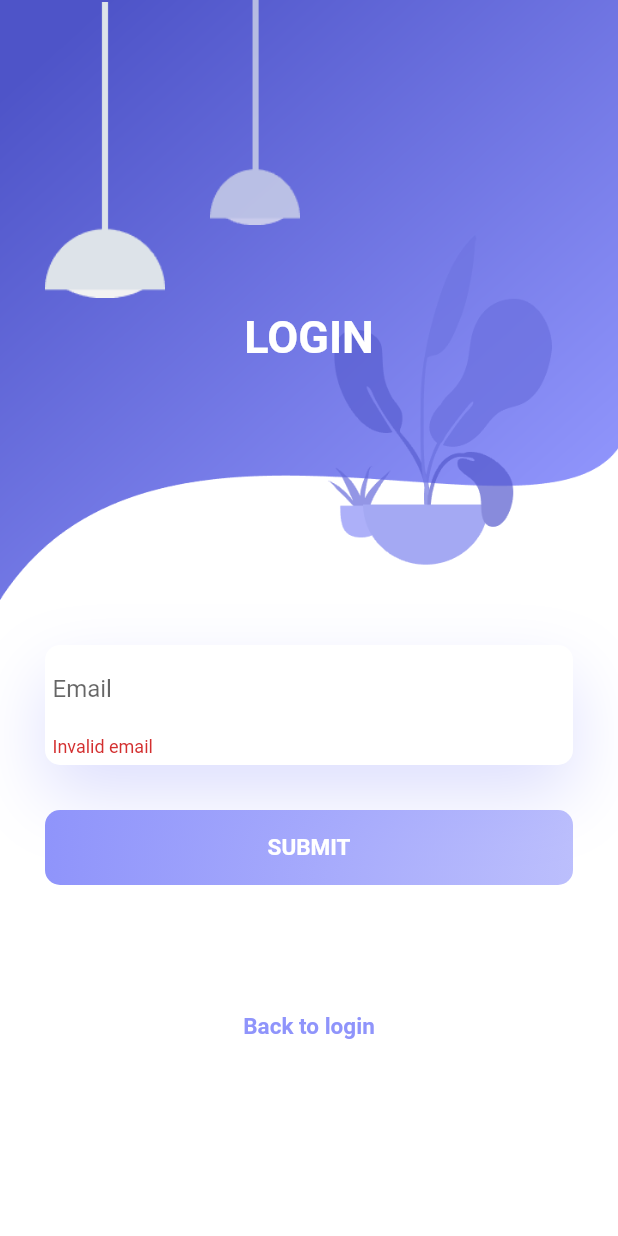
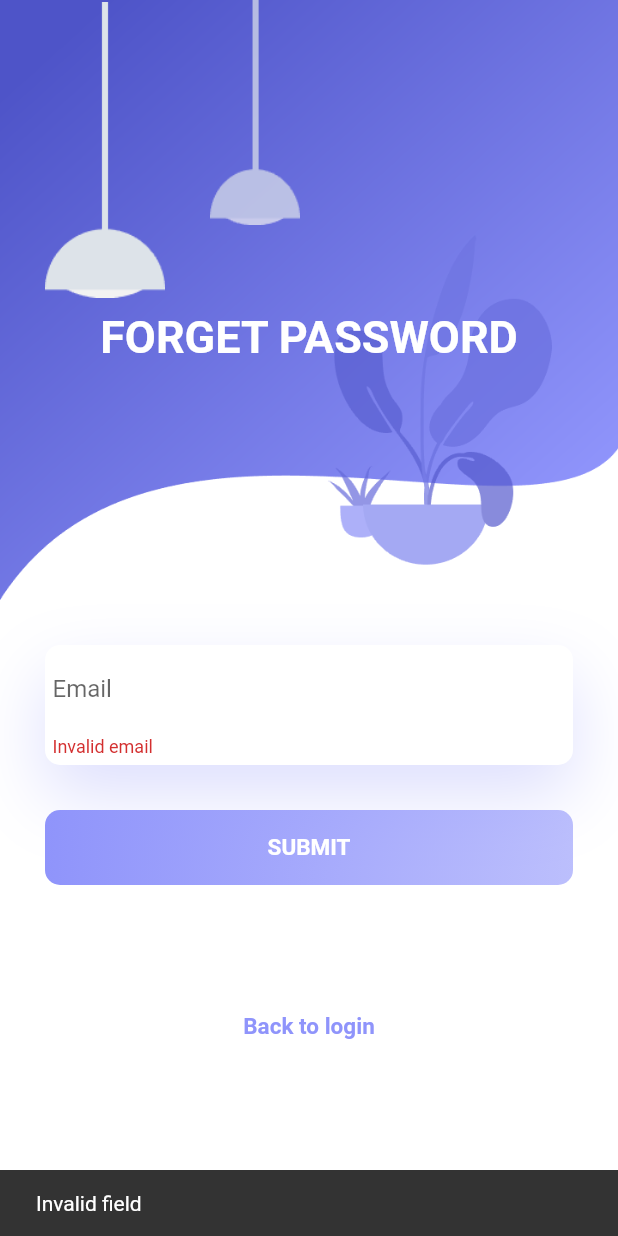
Before and after one commit to thirvusoft/money-manager, a Flutter app: the forget_password screen opened directly, after a tap on "SUBMIT", on a phone screen of 412 x 824 dp. Run offline on Flutter 3.47's test engine with Material 2 defaults, Android fonts, the phone set to English and light mode, and no system bars; our stand-ins replace flutter_login, font_awesome_flutter, shared_preferences, simple_animations; missing offline and left inert: grafpix; accounts and stored records are empty.

Commit message:
Money Managerapp basic screens

```diff
--- a/lib/main.dart
+++ b/lib/main.dart
@@ -1,4 +1,5 @@
 import 'package:flutter/material.dart';
+import 'package:money_manager/views/screens/profile.dart';
 
 import 'views/screens/Settings/samplebutton.dart';
 import 'views/screens/loginScreen.dart';
--- a/lib/views/screens/Settings/Asset.dart
+++ b/lib/views/screens/Settings/Asset.dart
@@ -22,7 +22,7 @@ class _AssetState extends State<Asset> {
   final formKey = GlobalKey<FormState>();
 
   List mycard = [
-    Mycard(PixIcon.fa_medal, '', false),
+    Mycard(PixIcon.fa_medal, 'kk', false),
     Mycard(PixIcon.maintenance, '', false),
     Mycard(PixIcon.fa_book, '', false),
     Mycard(Icons.people_outline, '', false),
--- a/lib/views/screens/Settings/searchbar.dart
+++ b/lib/views/screens/Settings/searchbar.dart
@@ -1,91 +1,91 @@
-import 'package:flutter/material.dart';
+// import 'package:flutter/material.dart';
 
-void main() {
-  runApp(MyApp());
-}
+// void main() {
+//   runApp(MyApp());
+// }
 
-class MyApp extends StatelessWidget {
-  @override
-  Widget build(BuildContext context) {
-    return MaterialApp(
-      home: Scaffold(
-        appBar: AppBar(
-          title: const Text('Expandable ListView'),
-        ),
-        body: ListView.builder(
-          itemBuilder: (BuildContext context, int index) =>
-              EntryItem(data[index]),
-          itemCount: data.length,
-        ),
-      ),
-    );
-  }
-}
+// class MyApp extends StatelessWidget {
+//   @override
+//   Widget build(BuildContext context) {
+//     return MaterialApp(
+//       home: Scaffold(
+//         appBar: AppBar(
+//           title: const Text('Expandable ListView'),
+//         ),
+//         body: ListView.builder(
+//           itemBuilder: (BuildContext context, int index) =>
+//               EntryItem(data[index]),
+//           itemCount: data.length,
+//         ),
+//       ),
+//     );
+//   }
+// }
 
-class Entry {
-  Entry(this.title, [this.children = const <Entry>[]]);
+// class Entry {
+//   Entry(this.title, [this.children = const <Entry>[]]);
 
-  final String title;
-  final List<Entry> children;
-}
+//   final String title;
+//   final List<Entry> children;
+// }
 
-final List<Entry> data = <Entry>[
-  Entry(
-    'Heading 1',
-    <Entry>[
-      Entry(
-        'Sub Heading 1',
-        <Entry>[
-          Entry('Row 1'),
-          Entry('Row 2'),
-          Entry('Row 3'),
-        ],
-      ),
-      Entry('Sub Heading 2'),
-      Entry('Sub Heading 3'),
-    ],
-  ),
-  Entry(
-    'Heading 2',
-    <Entry>[
-      Entry('Sub Heading 1'),
-      Entry('Sub Heading 2'),
-    ],
-  ),
-  Entry(
-    'Heading 3',
-    <Entry>[
-      Entry('Sub Heading 1'),
-      Entry('Sub Heading 2'),
-      Entry(
-        'Sub Heading 3',
-        <Entry>[
-          Entry('Row 1'),
-          Entry('Row 2'),
-          Entry('Row 3'),
-          Entry('Row 4'),
-        ],
-      ),
-    ],
-  ),
-];
+// final List<Entry> data = <Entry>[
+//   Entry(
+//     'Heading 1',
+//     <Entry>[
+//       Entry(
+//         'Sub Heading 1',
+//         <Entry>[
+//           Entry('Row 1'),
+//           Entry('Row 2'),
+//           Entry('Row 3'),
+//         ],
+//       ),
+//       Entry('Sub Heading 2'),
+//       Entry('Sub Heading 3'),
+//     ],
+//   ),
+//   Entry(
+//     'Heading 2',
+//     <Entry>[
+//       Entry('Sub Heading 1'),
+//       Entry('Sub Heading 2'),
+//     ],
+//   ),
+//   Entry(
+//     'Heading 3',
+//     <Entry>[
+//       Entry('Sub Heading 1'),
+//       Entry('Sub Heading 2'),
+//       Entry(
+//         'Sub Heading 3',
+//         <Entry>[
+//           Entry('Row 1'),
+//           Entry('Row 2'),
+//           Entry('Row 3'),
+//           Entry('Row 4'),
+//         ],
+//       ),
+//     ],
+//   ),
+// ];
 
-class EntryItem extends StatelessWidget {
-  const EntryItem(this.entry);
+// class EntryItem extends StatelessWidget {
+//   const EntryItem(this.entry);
 
-  final Entry entry;
+//   final Entry entry;
 
-  Widget _buildTiles(Entry root) {
-    if (root.children.isEmpty) return ListTile(title: Text(root.title));
-    return ExpansionTile(
-      key: PageStorageKey<Entry>(root),
-      title: Text(root.title),
-      children: root.children.map(_buildTiles).toList(),
-    );
-  }
+//   Widget _buildTiles(Entry root) {
+//     if (root.children.isEmpty) return ListTile(title: Text(root.title));
+//     return ExpansionTile(
+//       key: PageStorageKey<Entry>(root),
+//       title: Text(root.title),
+//       children: root.children.map(_buildTiles).toList(),
+//     );
+//   }
 
-  @override
-  Widget build(BuildContext context) {
-    return _buildTiles(entry);
-  }
-}
+//   @override
+//   Widget build(BuildContext context) {
+//     return _buildTiles(entry);
+//   }
+// }
--- a/lib/views/screens/forgetpasswordscreen.dart
+++ b/lib/views/screens/forgetpasswordscreen.dart
@@ -1,6 +1,11 @@
+import 'dart:async';
+import 'dart:convert';
+
 import 'package:flutter/material.dart';
 import 'package:money_manager/views/screens/Animation/FadeAnimation.dart';
 import 'package:money_manager/views/screens/loginScreen.dart';
+import 'package:http/http.dart' as http;
+import 'package:shared_preferences/shared_preferences.dart';
 
 class forget_password extends StatefulWidget {
   const forget_password({Key? key}) : super(key: key);
@@ -11,6 +16,8 @@ class forget_password extends StatefulWidget {
 
 class _forget_passwordState extends State<forget_password> {
   final formKey = GlobalKey<FormState>();
+  var emailcontroller = TextEditingController();
+
   @override
   Widget build(BuildContext context) {
     return Scaffold(
@@ -20,7 +27,7 @@ class _forget_passwordState extends State<forget_password> {
           children: [
             Container(
               height: 400,
-              decoration: BoxDecoration(
+              decoration: const BoxDecoration(
                   image: DecorationImage(
                       image: AssetImage('assets/images/background.png'),
                       fit: BoxFit.fill)),
@@ -31,7 +38,7 @@ class _forget_passwordState extends State<forget_password> {
                       width: 80,
                       height: 200,
                       child: Container(
-                        decoration: BoxDecoration(
+                        decoration: const BoxDecoration(
                             image: DecorationImage(
                                 image:
                                     AssetImage('assets/images/light-1.png'))),
@@ -41,7 +48,7 @@ class _forget_passwordState extends State<forget_password> {
                       width: 80,
                       height: 150,
                       child: Container(
-                        decoration: BoxDecoration(
+                        decoration: const BoxDecoration(
                             image: DecorationImage(
                                 image:
                                     AssetImage('assets/images/light-2.png'))),
@@ -50,10 +57,10 @@ class _forget_passwordState extends State<forget_password> {
                       0.5,
                       Positioned(
                           child: Container(
-                        margin: EdgeInsets.only(top: 50),
-                        child: Center(
+                        margin: const EdgeInsets.only(top: 50),
+                        child: const Center(
                           child: Text(
-                            "LOGIN",
+                            "FORGET PASSWORD",
                             style: TextStyle(
                                 color: Colors.white,
                                 fontSize: 30,
@@ -65,16 +72,16 @@ class _forget_passwordState extends State<forget_password> {
               ),
             ),
             Padding(
-              padding: EdgeInsets.all(30.0),
+              padding: const EdgeInsets.all(30.0),
               child: Column(
                 children: [
                   Container(
-                    padding: EdgeInsets.all(5),
+                    padding: const EdgeInsets.all(5),
                     decoration: BoxDecoration(
                         color: Colors.white,
                         borderRadius: BorderRadius.circular(10),
                         boxShadow: [
-                          BoxShadow(
+                          const BoxShadow(
                               color: Color.fromRGBO(143, 148, 251, .3),
                               blurRadius: 40.0,
                               offset: Offset(0, 20)),
@@ -86,7 +93,8 @@ class _forget_passwordState extends State<forget_password> {
                             FadeAnimation(
                               1,
                               TextFormField(
-                                decoration: InputDecoration(
+                                controller: emailcontroller,
+                                decoration: const InputDecoration(
                                   border: InputBorder.none,
                                   hintText: "Email",
                                 ),
@@ -105,7 +113,7 @@ class _forget_passwordState extends State<forget_password> {
                           ],
                         )),
                   ),
-                  SizedBox(
+                  const SizedBox(
                     height: 30,
                   ),
                   FadeAnimation(
@@ -114,7 +122,7 @@ class _forget_passwordState extends State<forget_password> {
                         height: 50,
                         decoration: BoxDecoration(
                             borderRadius: BorderRadius.circular(10),
-                            gradient: LinearGradient(colors: [
+                            gradient: const LinearGradient(colors: [
                               Color.fromRGBO(143, 148, 251, 1),
                               Color.fromRGBO(143, 148, 251, .6),
                             ])),
@@ -124,6 +132,10 @@ class _forget_passwordState extends State<forget_password> {
                               textStyle: const TextStyle(fontSize: 20),
                             ),
                             onPressed: () {
+                              print("login");
+                              // reset_password();
+                              login();
+
                               if (formKey.currentState!.validate()) {
                                 ScaffoldMessenger.of(context).showSnackBar(
                                     SnackBar(
@@ -142,7 +154,7 @@ class _forget_passwordState extends State<forget_password> {
                           ),
                         ),
                       )),
-                  SizedBox(
+                  const SizedBox(
                     height: 70,
                   ),
                   FadeAnimation(
@@ -175,4 +187,35 @@ class _forget_passwordState extends State<forget_password> {
       ),
     );
   }
+
+  Future<void> login() async {
+    if (emailcontroller.text.isNotEmpty) {
+      var response = await http.post(
+          Uri.parse(
+              "http://192.168.24.101:8000/api/method/frappe.core.doctype.user.user.reset_password?user=cgokul133@gmail.com"),
+          body: ({
+            'email': emailcontroller.text,
+            // 'password': passwordcontroller.text,
+          }));
+      //print(object);
+      print(response);
+      if (response.statusCode == 200) {
+        //print(response);
+        print('email');
+        //  print('password');
+        Navigator.push(
+          context,
+          MaterialPageRoute(builder: (context) => login_page()),
+        );
+      } else {
+        ScaffoldMessenger.of(context)
+            .showSnackBar(SnackBar(content: Text("not ")));
+        print("invalid");
+      }
+    } else {
+      ScaffoldMessenger.of(context)
+          .showSnackBar(SnackBar(content: Text("Invalid field")));
+    }
+    //return completer.future;
+  }
 }
```
Also changed, not shown: lib/views/screens/loginScreen.dart (+7 -82 lines), lib/views/screens/profile.dart (added, +209 -0 lines).
